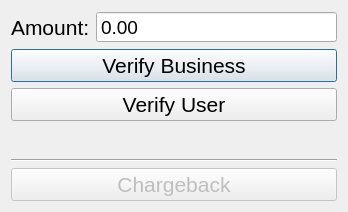
First picture: the form in src/windows/ui/ChargebackTransactionDialog.ui, repository 1icolo/AUPay, before the edit.
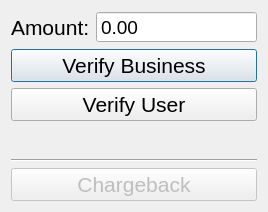
Second picture: the form after the edit.

```diff
--- a/src/windows/ui/ChargebackTransactionDialog.ui
+++ b/src/windows/ui/ChargebackTransactionDialog.ui
@@ -6,13 +6,31 @@
    <rect>
     <x>0</x>
     <y>0</y>
-    <width>348</width>
+    <width>268</width>
     <height>212</height>
    </rect>
   </property>
+  <property name="minimumSize">
+   <size>
+    <width>268</width>
+    <height>212</height>
+   </size>
+  </property>
+  <property name="maximumSize">
+   <size>
+    <width>268</width>
+    <height>212</height>
+   </size>
+  </property>
   <property name="windowTitle">
    <string>Chargeback</string>
   </property>
+  <property name="sizeGripEnabled">
+   <bool>false</bool>
+  </property>
+  <property name="modal">
+   <bool>true</bool>
+  </property>
   <layout class="QVBoxLayout" name="verticalLayout">
    <item>
     <layout class="QFormLayout" name="formLayout">
```
Left out of the diff: 3 changed lines with no effect on the pictures.
